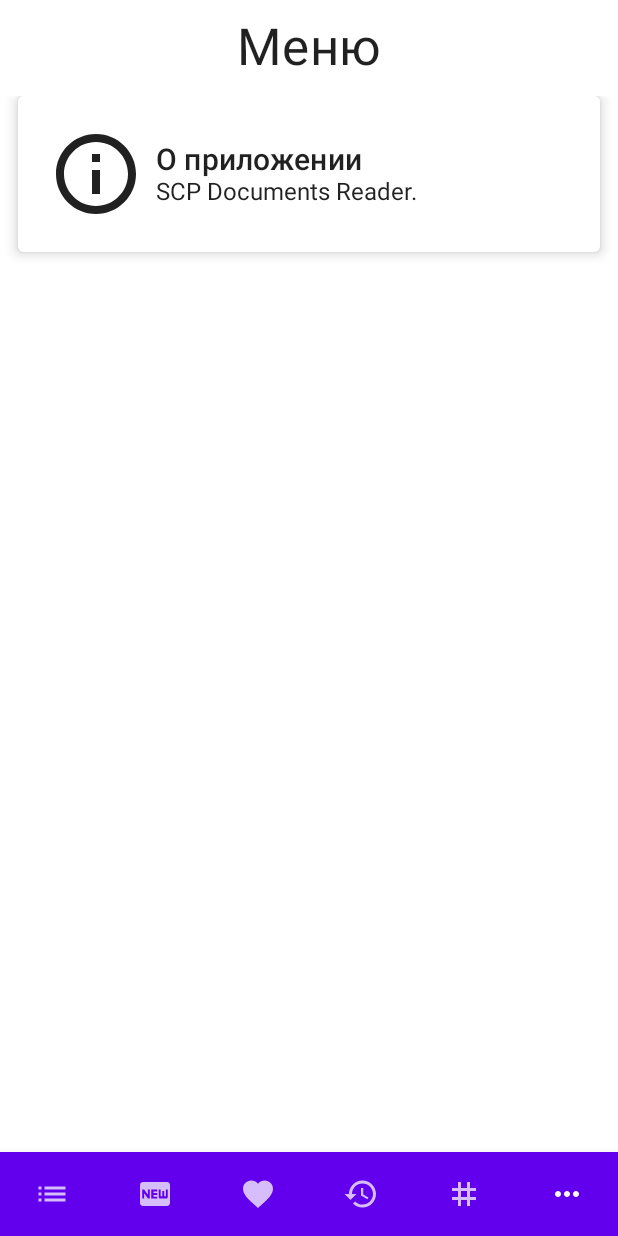
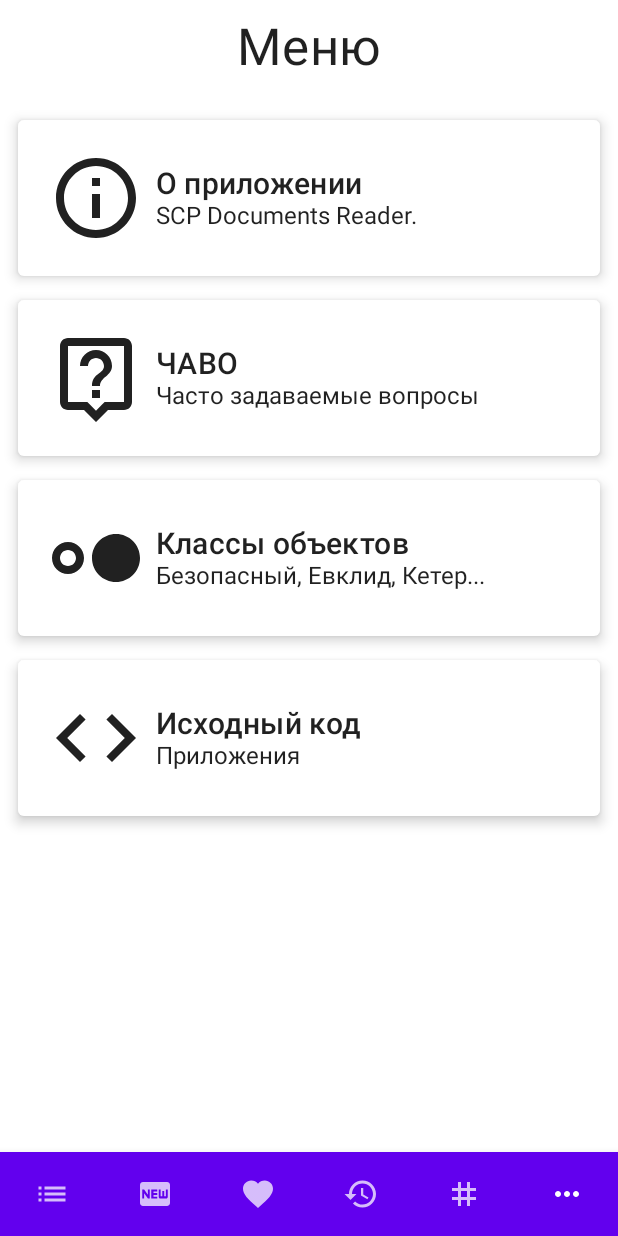
Before and after one commit to pokatomnik/scp-foundation, an Android app built with Jetpack Compose: the menu screen opened through its navigation route, on a phone screen of 412 x 824 dp. Run offline under Robolectric (Android 15) with nearby library versions, the phone set to English and light mode, and no system bars; our stand-ins replace Dagger/Hilt's generated code, accompanist.

Commit message:
Add menu

```diff
--- a/app/src/main/java/tk/pokatomnik/scpfoundation/components/SCPCard.kt
+++ b/app/src/main/java/tk/pokatomnik/scpfoundation/components/SCPCard.kt
@@ -1,5 +1,6 @@
 package tk.pokatomnik.scpfoundation.components
 
+import androidx.compose.animation.core.animateDpAsState
 import androidx.compose.foundation.clickable
 import androidx.compose.foundation.interaction.MutableInteractionSource
 import androidx.compose.foundation.layout.*
@@ -19,22 +20,26 @@ import androidx.compose.ui.tooling.preview.Preview
 import androidx.compose.ui.unit.dp
 
 @Composable
-fun SCPCard(
+private fun SCPCard(
     onClick: (() -> Unit)? = null,
-    picture: @Composable () -> Unit,
+    picture: (@Composable () -> Unit)? = null,
     headerText: String,
-    descriptionText: @Composable () -> Unit
+    descriptionText: @Composable () -> Unit,
+    collapsed: Boolean = false
 ) {
-    Card(
-        elevation = 5.dp,
-        modifier = Modifier
-            .fillMaxWidth()
+    val cardModifier: Modifier = Modifier
+        .heightIn(0.dp, if (collapsed) 128.dp else Int.MAX_VALUE.dp)
+        .padding(8.dp)
         .clickable(
             onClick = { onClick?.invoke() },
             enabled = onClick != null,
             indication = rememberRipple(bounded = true),
             interactionSource = remember { MutableInteractionSource() }
-            ),
+        )
+
+    Card(
+        elevation = 5.dp,
+        modifier = cardModifier,
     ) {
         Row(
             modifier = Modifier
@@ -42,6 +47,7 @@ fun SCPCard(
                 .padding(20.dp),
             verticalAlignment = Alignment.CenterVertically
         ) {
+            picture?.let {
                 Column(
                     modifier = Modifier
                         .width(64.dp)
@@ -49,9 +55,10 @@ fun SCPCard(
                     horizontalAlignment = Alignment.CenterHorizontally,
                     verticalArrangement = Arrangement.Center
                 ) {
-                picture()
+                    it()
                 }
                 Spacer(modifier = Modifier.width(8.dp))
+            }
             Column(modifier = Modifier.weight(1f)) {
                 Row {
                     Text(
@@ -69,10 +76,42 @@ fun SCPCard(
     }
 }
 
+@Composable
+fun SCPCardWithPicture(
+    onClick: (() -> Unit)? = null,
+    picture: @Composable () -> Unit,
+    headerText: String,
+    collapsed: Boolean = false,
+    descriptionText: @Composable () -> Unit,
+) {
+    SCPCard(
+        headerText = headerText,
+        picture = picture,
+        descriptionText = descriptionText,
+        onClick = onClick,
+        collapsed = collapsed,
+    )
+}
+
+@Composable
+fun SCPCardTextOnly(
+    onClick: (() -> Unit)? = null,
+    headerText: String,
+    collapsed: Boolean = false,
+    descriptionText: @Composable () -> Unit
+) {
+    SCPCard(
+        headerText = headerText,
+        onClick = onClick,
+        descriptionText = descriptionText,
+        collapsed = collapsed
+    )
+}
+
 @Preview
 @Composable
-private fun SCPCard_example0() {
-    return SCPCard(
+private fun SCPCardWithPicture_example0() {
+    SCPCardWithPicture(
         onClick = {},
         picture = {
             Icon(
@@ -88,8 +127,8 @@ private fun SCPCard_example0() {
 
 @Preview
 @Composable
-private fun SCPCard_example1() {
-    return SCPCard(
+private fun SCPCardWithPicture_example1() {
+    SCPCardWithPicture(
         onClick = {},
         picture = {
             Icon(
@@ -102,3 +141,14 @@ private fun SCPCard_example1() {
         descriptionText = { Text("Очень очень очень очень очень очень очень очень очень очень очень очень очень очень очень очень очень очень очень очень очень очень очень очень очень очень очень очень очень очень очень длинное описание") }
     )
 }
+
+@Preview
+@Composable
+private fun SCPCardTextOnly_example2() {
+    SCPCardTextOnly(
+        onClick = {},
+        headerText = "Заголовок",
+    ) {
+        Text("Текст")
+    }
+}
--- a/app/src/main/java/tk/pokatomnik/scpfoundation/features/menu/Menu.kt
+++ b/app/src/main/java/tk/pokatomnik/scpfoundation/features/menu/Menu.kt
@@ -1,32 +1,46 @@
 package tk.pokatomnik.scpfoundation.features.menu
 
+import android.content.Intent
+import android.net.Uri
 import androidx.compose.foundation.layout.*
 import androidx.compose.foundation.rememberScrollState
 import androidx.compose.foundation.verticalScroll
 import androidx.compose.material.Icon
 import androidx.compose.material.Text
 import androidx.compose.material.icons.Icons
+import androidx.compose.material.icons.outlined.Code
+import androidx.compose.material.icons.outlined.HdrStrong
 import androidx.compose.material.icons.outlined.Info
+import androidx.compose.material.icons.outlined.LiveHelp
 import androidx.compose.runtime.Composable
 import androidx.compose.runtime.mutableStateOf
 import androidx.compose.runtime.remember
 import androidx.compose.ui.Alignment
 import androidx.compose.ui.Modifier
+import androidx.compose.ui.platform.LocalContext
 import androidx.compose.ui.tooling.preview.Preview
 import androidx.compose.ui.unit.dp
-import tk.pokatomnik.scpfoundation.components.SCPCard
+import tk.pokatomnik.scpfoundation.components.SCPCardWithPicture
 import tk.pokatomnik.scpfoundation.features.pageslist.PageTitle
 
-@Preview
 @Composable
-fun Menu() {
+fun Menu(
+    onNavigateToFAQ: () -> Unit,
+    onNavigateToObjectClasses: () -> Unit
+) {
+    val context = LocalContext.current
     val (aboutDialogOpen, setAboutDialogOpen) = remember { mutableStateOf(false) }
+
+    fun openSourceCodePage() {
+        val intent = Intent(Intent.ACTION_VIEW, Uri.parse("https://github.com/pokatomnik/scp-foundation"))
+        context.startActivity(intent)
+    }
 
     AboutDialog(open = aboutDialogOpen) {
         setAboutDialogOpen(false)
     }
 
-    return Column(
+    Column(
         modifier = Modifier
             .fillMaxSize()
     ) {
@@ -43,24 +57,71 @@ fun Menu() {
         Column(
             modifier = Modifier
                 .fillMaxSize()
-                .padding(horizontal = 12.dp)
+                .padding(horizontal = 4.dp)
                 .verticalScroll(rememberScrollState())
         ) {
-            SCPCard(
+            Spacer(modifier = Modifier.height(8.dp))
+            SCPCardWithPicture(
                 onClick = { setAboutDialogOpen(true) },
                 picture = {
                     Icon(
                         modifier = Modifier.fillMaxSize(),
                         imageVector = Icons.Outlined.Info,
-                        contentDescription = ""
+                        contentDescription = "О приложении"
                     )
                 },
-                headerText = "О приложении",
-                descriptionText = {
-                    Text("SCP Documents Reader.")
-                }
-            )
-            Spacer(modifier = Modifier.height(8.dp))
+                headerText = "О приложении"
+            ) {
+                Text("SCP Documents Reader.")
+            }
+            SCPCardWithPicture(
+                onClick = { onNavigateToFAQ() },
+                picture = {
+                    Icon(
+                        modifier = Modifier.fillMaxSize(),
+                        imageVector = Icons.Outlined.LiveHelp,
+                        contentDescription = "Часто задаваемые вопросы"
+                    )
+                },
+                headerText = "ЧАВО"
+            ) {
+                Text("Часто задаваемые вопросы")
+            }
+            SCPCardWithPicture(
+                onClick = { onNavigateToObjectClasses() },
+                picture = {
+                    Icon(
+                        modifier = Modifier.fillMaxSize(),
+                        imageVector = Icons.Outlined.HdrStrong,
+                        contentDescription = "Классы объектов"
+                    )
+                },
+                headerText = "Классы объектов",
+            ) {
+                Text("Безопасный, Евклид, Кетер...")
+            }
+            SCPCardWithPicture(
+                onClick = { openSourceCodePage() },
+                picture = {
+                    Icon(
+                        modifier = Modifier.fillMaxSize(),
+                        imageVector = Icons.Outlined.Code,
+                        contentDescription = "Исходный код"
+                    )
+                },
+                headerText = "Исходный код"
+            ) {
+                Text("Приложения")
+            }
         }
     }
 }
+
+@Preview
+@Composable
+private fun Menu_example0() {
+    return Menu(
+        onNavigateToFAQ = {},
+        onNavigateToObjectClasses = {}
+    )
+}
```
Also changed, not shown: app/src/main/java/tk/pokatomnik/scpfoundation/MainActivity.kt (+45 -34 lines), app/src/main/java/tk/pokatomnik/scpfoundation/features/classes/ObjectClasses.kt (added, +105 -0 lines), app/src/main/java/tk/pokatomnik/scpfoundation/features/faq/FAQ.kt (added, +90 -0 lines). Lines whose indentation alone changed are shown as unchanged.
